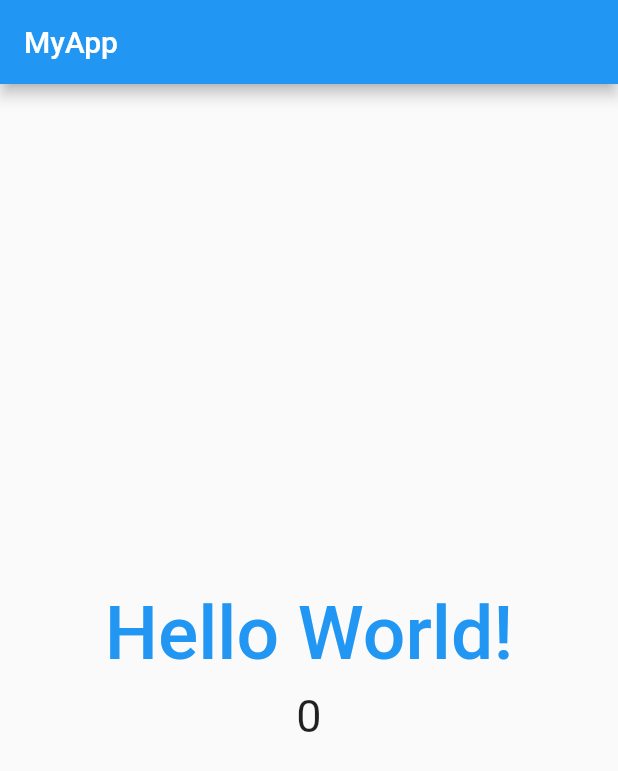
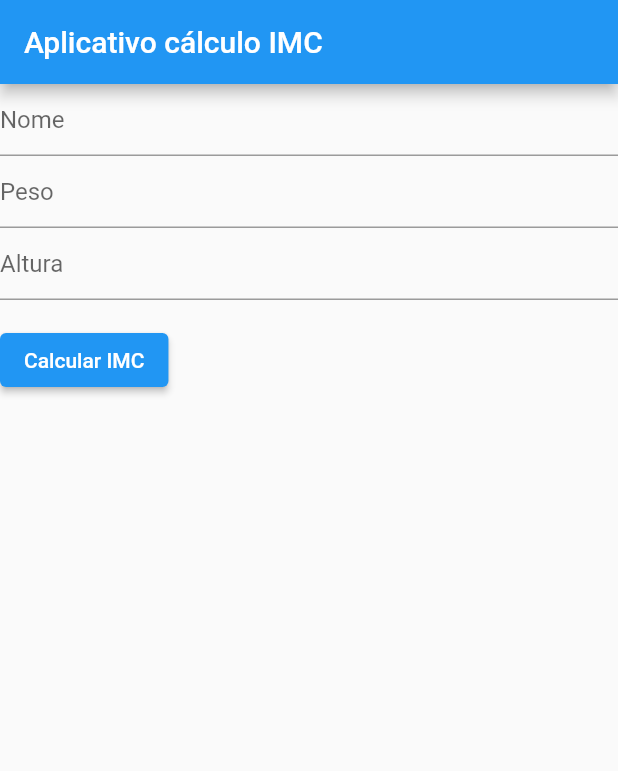
Before and after one commit to thalestestoni/flutter-test-drive, a Flutter app: the screen it shows after launch, on a phone screen of 412 x 824 dp. Shown: the top 771 px of the screen. Run offline on Flutter 3.47's test engine with Material 2 defaults, Android fonts, the phone set to English and light mode, and no system bars; missing offline and left inert: dart:ffi; generated files the repository leaves out were written again.

Commit message:
Cálculo IMC

```diff
--- a/lib/main.dart
+++ b/lib/main.dart
@@ -1,18 +1,20 @@
+import 'dart:ffi';
+
 import 'package:flutter/material.dart';
 import 'package:flutter_localizations/flutter_localizations.dart';
 import 'package:flutter_gen/gen_l10n/app_localizations.dart';
 
 void main() {
-  runApp(const MyApp());
+  runApp(const FirstRoute());
 }
 
-class MyApp extends StatelessWidget {
-  const MyApp({super.key});
+class FirstRoute extends StatelessWidget {
+  const FirstRoute({super.key});
 
   @override
   Widget build(BuildContext context) {
     return MaterialApp(
-      title: 'MyApp',
+      title: 'Cálculo IMC',
       localizationsDelegates: const [
         AppLocalizations.delegate,
         GlobalMaterialLocalizations.delegate,
@@ -25,10 +27,47 @@ class MyApp extends StatelessWidget {
       ],
       home: Scaffold(
         appBar: AppBar(
-          title: const Text('MyApp'),
+          title: const Text('Aplicativo cálculo IMC'),
         ),
-        body: const HelloWorldWidget()
+        body: const IMCForm()
       ),
+    );
+  }
+}
+
+class SecondRoute extends StatelessWidget {
+  const SecondRoute ({
+    super.key,
+    required this.nome,
+    required this.peso,
+    required this.altura,
+    required this.imc
+  });
+
+  final String nome;
+  final double peso;
+  final double altura;
+  final double imc;
+
+
+  @override
+  Widget build(BuildContext context) {
+    final formattedImc = imc.toStringAsPrecision(3);
+
+    return Scaffold(
+      appBar: AppBar(
+        title: const Text('Resultado IMC'),
+      ),
+      body: Column(
+        crossAxisAlignment: CrossAxisAlignment.start,
+        // mainAxisSize: MainAxisSize.min,
+        children: [
+          Text('Nome: $nome'),
+          Text('Peso: $peso Kg'),
+          Text('Altura: $altura m'),
+          Text('IMC: $formattedImc')
+        ],
+      )
     );
   }
 }
@@ -75,3 +114,98 @@ class _HelloWorldWidgetState extends State<HelloWorldWidget> {
     );
   }
 }
+
+class IMCForm extends StatefulWidget {
+  const IMCForm({Key? key}) : super(key: key);
+
+  @override
+  State<IMCForm> createState() => _IMCFormState();
+}
+
+class _IMCFormState extends State<IMCForm> {
+  final GlobalKey<FormState> _formKey = GlobalKey<FormState>();
+
+  final nomeController = TextEditingController();
+  final pesoController = TextEditingController();
+  final alturaController = TextEditingController();
+
+  @override void dispose() {
+    nomeController.dispose();
+    super.dispose();
+  }
+
+  @override
+  Widget build(BuildContext context) {
+    return Form(
+      key: _formKey,
+      child: Column(
+        crossAxisAlignment: CrossAxisAlignment.start,
+        children: [
+          TextFormField(
+            controller: nomeController,
+            decoration: const InputDecoration(
+              hintText: 'Nome',
+            ),
+            validator: (String? value) {
+              if (value == null || value.isEmpty) {
+                return 'Por favor, insira seu nome.';
+              }
+              return null;
+            },
+          ),
+          TextFormField(
+            controller: pesoController,
+            decoration: const InputDecoration(
+              hintText: 'Peso',
+            ),
+            validator: (String? value) {
+              if (value == null || value.isEmpty) {
+                return 'Por favor, insira seu peso.';
+              }
+
+              return null;
+            },
+          ),
+          TextFormField(
+            controller: alturaController,
+            decoration: const InputDecoration(
+              hintText: 'Altura',
+            ),
+            validator: (String? value) {
+              if (value == null || value.isEmpty) {
+                return 'Por favor, insira sua altura.';
+              }
+              return null;
+            },
+          ),
+          Padding(
+            padding: const EdgeInsets.symmetric(vertical: 16.0),
+            child: ElevatedButton(
+              onPressed: () {
+                if (_formKey.currentState!.validate()) {
+                  final peso = double.tryParse(pesoController.text) ?? double.minPositive;
+                  final altura = double.tryParse(alturaController.text) ?? double.minPositive;
+
+                  final imc = peso / (altura * altura);
+
+                  Navigator.push(
+                    context,
+                    MaterialPageRoute(builder: (context) =>
+                      SecondRoute(
+                        nome: nomeController.text,
+                        peso: double.tryParse(pesoController.text) ?? double.minPositive,
+                        altura: double.tryParse(alturaController.text) ?? double.minPositive,
+                        imc: imc,
+                      )
+                    )
+                  );
+                }
+              },
+              child: const Text('Calcular IMC'),
+            ),
+          ),
+        ],
+      ),
+    );
+  }
+}
```
